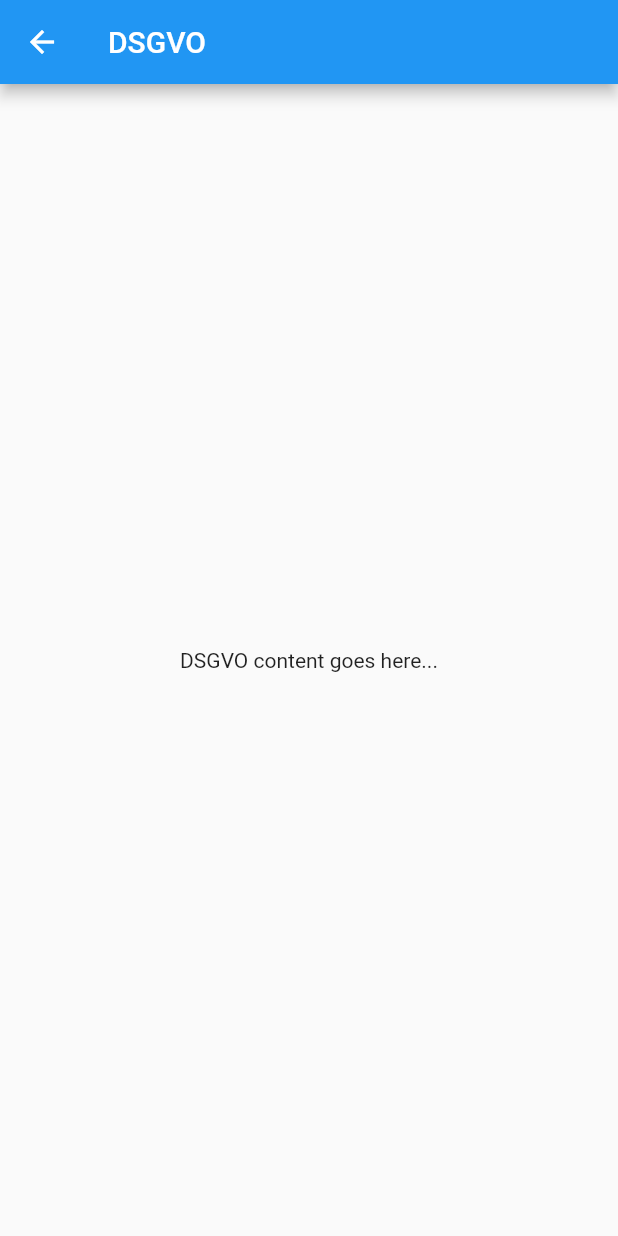
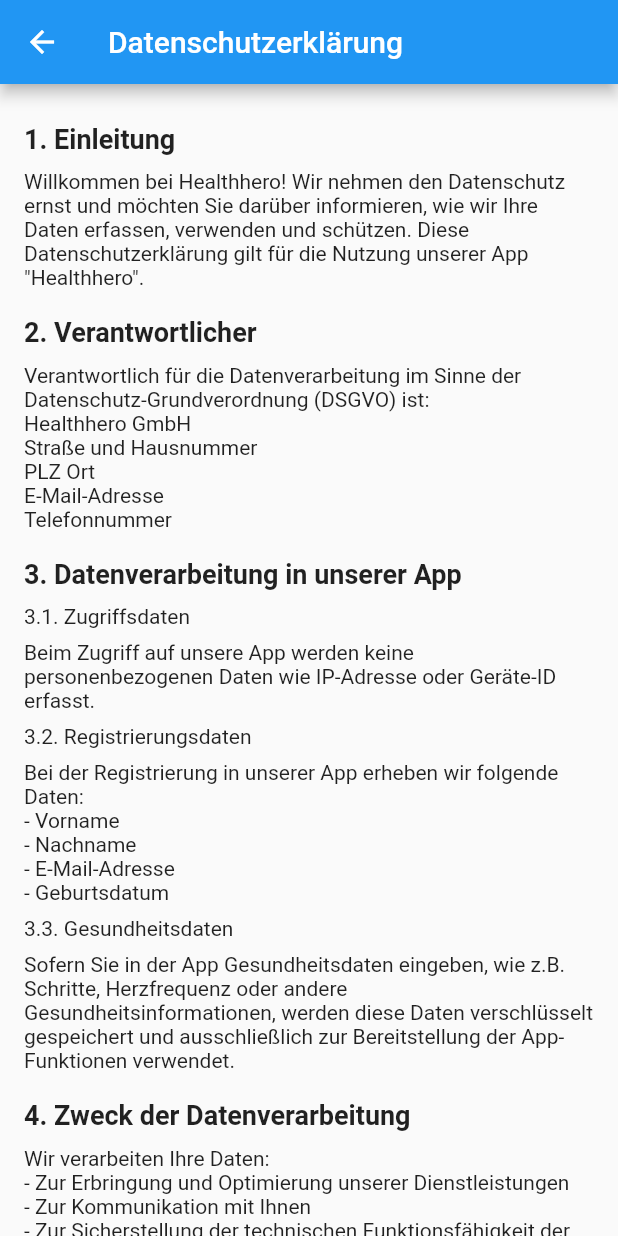
Before and after one commit to M3RL1NF/healthhero, a Flutter app: the SettingScreen screen opened directly, after a tap on "DSGVO", on a phone screen of 412 x 824 dp. Run offline on Flutter 3.47's test engine with Material 2 defaults, Android fonts, the phone set to English and light mode, and no system bars; our stand-ins replace sqflite; accounts and stored records are empty.

Commit message:
added DSGVOScreen, added AGBScreen

```diff
--- /dev/null
+++ b/lib/screens/AGBScreen.dart
@@ -0,0 +1,63 @@
+import 'package:flutter/material.dart';
+
+class AGBScreen extends StatelessWidget {
+  const AGBScreen({Key? key}) : super(key: key);
+
+  @override
+  Widget build(BuildContext context) {
+    return Scaffold(
+      appBar: AppBar(title: const Text('AGB')),
+      body: const SingleChildScrollView(
+        padding: EdgeInsets.all(16.0),
+        child: Column(
+          crossAxisAlignment: CrossAxisAlignment.start,
+          children: <Widget>[
+            Text("1. Geltungsbereich", style: TextStyle(fontWeight: FontWeight.bold)),
+            SizedBox(height: 10),
+            Text("Die folgenden Allgemeinen Geschäftsbedingungen (nachfolgend \"AGB\") gelten für alle Verträge, die ein Nutzer (nachfolgend \"Kunde\") mit dem Betreiber der Flutter Handyapp \"Healthhero\" (nachfolgend \"Anbieter\") hinsichtlich der App und deren Dienstleistungen abschließt."),
+            SizedBox(height: 20),
+            Text("2. Vertragsgegenstand", style: TextStyle(fontWeight: FontWeight.bold)),
+            SizedBox(height: 10),
+            Text("Durch die \"Healthhero\" App bietet der Anbieter Dienstleistungen im Bereich Gesundheit und Wohlbefinden an. Genauere Informationen sind in der Beschreibung der App im jeweiligen App Store zu finden."),
+            SizedBox(height: 20),
+            Text("3. Vertragsschluss", style: TextStyle(fontWeight: FontWeight.bold)),
+            SizedBox(height: 10),
+            Text("Der Vertrag zwischen Kunde und Anbieter kommt durch das Herunterladen und Installieren der App und die Zustimmung zu diesen AGB zustande."),
+            SizedBox(height: 20),
+            Text("4. Nutzungsrechte", style: TextStyle(fontWeight: FontWeight.bold)),
+            SizedBox(height: 10),
+            Text("Die App ist urheberrechtlich geschützt. Der Kunde erhält ein einfaches, nicht übertragbares Nutzungsrecht ausschließlich für den eigenen, privaten Gebrauch."),
+            SizedBox(height: 20),
+            Text("5. Datenschutz", style: TextStyle(fontWeight: FontWeight.bold)),
+            SizedBox(height: 10),
+            Text("Der Anbieter nimmt den Schutz der persönlichen Daten seiner Kunden ernst und hält sich strikt an die gesetzlichen Datenschutzvorschriften. Weitere Informationen finden Sie in der Datenschutzerklärung der App."),
+            SizedBox(height: 20),
+            Text("6. Gewährleistung", style: TextStyle(fontWeight: FontWeight.bold)),
+            SizedBox(height: 10),
+            Text("Der Anbieter gewährleistet, dass die App im Wesentlichen so funktioniert, wie in der App-Beschreibung angegeben. Bei Fehlern oder Störungen hat der Kunde das Recht auf Nachbesserung. Es wird keine Gewähr für die ständige und unterbrechungsfreie Verfügbarkeit der App übernommen."),
+            SizedBox(height: 20),
+            Text("7. Haftungsbeschränkung", style: TextStyle(fontWeight: FontWeight.bold)),
+            SizedBox(height: 10),
+            Text("Der Anbieter haftet nicht für Schäden, die durch unsachgemäße Nutzung der App oder durch Nichtbeachtung von Anweisungen oder Empfehlungen entstehen. Die App ersetzt keinen medizinischen Rat oder Behandlung."),
+            SizedBox(height: 20),
+            Text("8. Beendigung", style: TextStyle(fontWeight: FontWeight.bold)),
+            SizedBox(height: 10),
+            Text("Der Anbieter hat das Recht, den Vertrag mit dem Kunden zu kündigen, wenn dieser gegen diese AGB verstößt. Bei Kündigung müssen alle Kopien der App vom Kunden deinstalliert und alle gespeicherten Daten gelöscht werden."),
+            SizedBox(height: 20),
+            Text("9. Änderungen der AGB", style: TextStyle(fontWeight: FontWeight.bold)),
+            SizedBox(height: 10),
+            Text("Der Anbieter behält sich vor, diese AGB zu ändern. Über Änderungen wird der Kunde rechtzeitig informiert."),
+            SizedBox(height: 20),
+            Text("10. Schlussbestimmungen", style: TextStyle(fontWeight: FontWeight.bold)),
+            SizedBox(height: 10),
+            Text("Sollte eine Bestimmung dieser AGB unwirksam sein, bleibt die Wirksamkeit der übrigen Bestimmungen hiervon unberührt. Es gilt das Recht des Landes, in dem der Anbieter seinen Sitz hat."),
+            SizedBox(height: 20),
+            Text("11. Kontakt", style: TextStyle(fontWeight: FontWeight.bold)),
+            SizedBox(height: 10),
+            Text("Bei Fragen oder Anliegen können sich Kunden an den Support des Anbieters wenden, dessen Kontaktdaten in der App angegeben sind."),
+          ],
+        ),
+      ),
+    );
+  }
+}
--- /dev/null
+++ b/lib/screens/DSGVOScreen.dart
@@ -0,0 +1,91 @@
+import 'package:flutter/material.dart';
+
+class DSGVOScreen extends StatelessWidget {
+  const DSGVOScreen({super.key});
+
+  Widget buildSectionTitle(String title) {
+    return Padding(
+      padding: const EdgeInsets.symmetric(vertical: 10.0),
+      child: Text(title, style: const TextStyle(fontWeight: FontWeight.bold, fontSize: 18)),
+    );
+  }
+
+  Widget buildSectionText(List<String> texts) {
+    return Column(
+      crossAxisAlignment: CrossAxisAlignment.start,
+      children: texts.map((text) => Padding(
+        padding: const EdgeInsets.only(bottom: 8.0),
+        child: Text(text),
+      )).toList(),
+    );
+  }
+
+  @override
+  Widget build(BuildContext context) {
+    return Scaffold(
+      appBar: AppBar(title: const Text('Datenschutzerklärung')),
+      body: SingleChildScrollView(
+        padding: const EdgeInsets.all(16.0),
+        child: Column(
+          crossAxisAlignment: CrossAxisAlignment.start,
+          children: <Widget>[
+            buildSectionTitle("1. Einleitung"),
+            buildSectionText([
+              "Willkommen bei Healthhero! Wir nehmen den Datenschutz ernst und möchten Sie darüber informieren, wie wir Ihre Daten erfassen, verwenden und schützen. Diese Datenschutzerklärung gilt für die Nutzung unserer App \"Healthhero\"."
+            ]),
+
+            buildSectionTitle("2. Verantwortlicher"),
+            buildSectionText([
+              "Verantwortlich für die Datenverarbeitung im Sinne der Datenschutz-Grundverordnung (DSGVO) ist:\nHealthhero GmbH\nStraße und Hausnummer\nPLZ Ort\nE-Mail-Adresse\nTelefonnummer"
+            ]),
+
+            buildSectionTitle("3. Datenverarbeitung in unserer App"),
+            buildSectionText([
+              "3.1. Zugriffsdaten",
+              "Beim Zugriff auf unsere App werden keine personenbezogenen Daten wie IP-Adresse oder Geräte-ID erfasst.",
+              "3.2. Registrierungsdaten",
+              "Bei der Registrierung in unserer App erheben wir folgende Daten:\n- Vorname\n- Nachname\n- E-Mail-Adresse\n- Geburtsdatum",
+              "3.3. Gesundheitsdaten",
+              "Sofern Sie in der App Gesundheitsdaten eingeben, wie z.B. Schritte, Herzfrequenz oder andere Gesundheitsinformationen, werden diese Daten verschlüsselt gespeichert und ausschließlich zur Bereitstellung der App-Funktionen verwendet."
+            ]),
+
+            buildSectionTitle("4. Zweck der Datenverarbeitung"),
+            buildSectionText([
+              "Wir verarbeiten Ihre Daten:\n- Zur Erbringung und Optimierung unserer Dienstleistungen\n- Zur Kommunikation mit Ihnen\n- Zur Sicherstellung der technischen Funktionsfähigkeit der App"
+            ]),
+
+            buildSectionTitle("5. Weitergabe von Daten"),
+            buildSectionText([
+              "Ihre personenbezogenen Daten werden nicht an Dritte weitergegeben, es sei denn, es besteht eine gesetzliche Verpflichtung dazu."
+            ]),
+
+            buildSectionTitle("6. Datensicherheit"),
+            buildSectionText([
+              "Wir treffen technische und organisatorische Maßnahmen, um Ihre Daten vor Verlust, Manipulation oder unberechtigtem Zugriff zu schützen."
+            ]),
+
+            buildSectionTitle("7. Ihre Rechte"),
+            buildSectionText([
+              "Gemäß DSGVO haben Sie das Recht auf Auskunft, Berichtigung, Löschung, Einschränkung der Verarbeitung, Datenübertragbarkeit und Widerspruch gegen die Verarbeitung Ihrer Daten."
+            ]),
+
+            buildSectionTitle("8. Widerruf von Einwilligungen"),
+            buildSectionText([
+              "Einwilligungen, die Sie uns für die Verarbeitung Ihrer Daten gegeben haben, können Sie jederzeit mit Wirkung für die Zukunft widerrufen."
+            ]),
+
+            buildSectionTitle("9. Änderungen dieser Datenschutzerklärung"),
+            buildSectionText([
+              "Wir behalten uns vor, diese Datenschutzerklärung zu ändern, um sie an geänderte Rechtslagen oder bei Änderungen des Dienstes sowie der Datenverarbeitung anzupassen."
+            ]),
+
+            buildSectionTitle("10. Kontakt"),
+            buildSectionText([
+              "Bei Fragen zum Datenschutz können Sie sich jederzeit an uns wenden, nutzen Sie hierfür die oben angegebenen Kontaktdaten."
+            ]),
+          ],
+        ),
+      ),
+    );
+  }
+}
--- a/lib/screens/SettingScreen.dart
+++ b/lib/screens/SettingScreen.dart
@@ -1,40 +1,22 @@
 import 'package:flutter/material.dart';
-
-class AGBScreen extends StatelessWidget {
-  @override
-  Widget build(BuildContext context) {
-    return Scaffold(
-      appBar: AppBar(title: Text('AGB')),
-      body: Center(child: Text('AGB content goes here...')),
-    );
-  }
-}
-
-class DSGVOScreen extends StatelessWidget {
-  @override
-  Widget build(BuildContext context) {
-    return Scaffold(
-      appBar: AppBar(title: Text('DSGVO')),
-      body: Center(child: Text('DSGVO content goes here...')),
-    );
-  }
-}
+import 'package:healthhero/screens/DSGVOScreen.dart';
+import 'package:healthhero/screens/AGBScreen.dart';
 
 class SettingScreen extends StatefulWidget {
   const SettingScreen({Key? key}) : super(key: key);
 
   @override
-  _SettingScreenState createState() => _SettingScreenState();
+  SettingScreenState createState() => SettingScreenState();
 }
 
-class _SettingScreenState extends State<SettingScreen> {
-  bool _fitnessAndSport = false;
-  bool _nutritionAndHealth = false;
-  TextEditingController _nameController = TextEditingController();
+class SettingScreenState extends State<SettingScreen> {
+  bool _fitnessAndSport = true;
+  bool _nutritionAndHealth = true;
+  final TextEditingController _nameController = TextEditingController(text: 'PimmelBirne');
   DateTime _birthday = DateTime.now();
-  String _gender = 'Male';
-  bool _selectButton1 = false;
-  bool _selectButton2 = false;
+  String _gender = 'Männlich';
+  bool _agbAccepted = true;
+  bool _dsgvoAccepted = true;
 
   @override
   Widget build(BuildContext context) {
@@ -46,11 +28,11 @@ class _SettingScreenState extends State<SettingScreen> {
         padding: const EdgeInsets.all(16.0),
         child: ListView(
           children: [
-            /// Section 1: Persöhnliche Daten
-            Padding(
-              padding: const EdgeInsets.symmetric(vertical: 8.0),
+            /// Section 1: Persönliche Daten
+            const Padding(
+              padding: EdgeInsets.symmetric(vertical: 8.0),
               child: Text(
-                'Persöhnliche Daten',
+                'Persönliche Daten',
                 style: TextStyle(fontSize: 18, fontWeight: FontWeight.bold),
               ),
             ),
@@ -66,7 +48,7 @@ class _SettingScreenState extends State<SettingScreen> {
                     padding: const EdgeInsets.symmetric(vertical: 8.0),
                     child: TextField(
                       controller: _nameController,
-                      decoration: InputDecoration(
+                      decoration: const InputDecoration(
                         labelText: 'Name',
                         border: OutlineInputBorder(),
                       ),
@@ -76,7 +58,7 @@ class _SettingScreenState extends State<SettingScreen> {
                     padding: const EdgeInsets.symmetric(vertical: 8.0),
                     child: DropdownButtonFormField<String>(
                       value: _gender,
-                      items: <String>['Male', 'Female', 'Other'].map((String value) {
+                      items: <String>['Männlich', 'Weiblich', 'Divers'].map((String value) {
                         return DropdownMenuItem<String>(
                           value: value,
                           child: Text(value),
@@ -87,8 +69,8 @@ class _SettingScreenState extends State<SettingScreen> {
                           _gender = newValue!;
                         });
                       },
-                      decoration: InputDecoration(
-                        labelText: 'Gender',
+                      decoration: const InputDecoration(
+                        labelText: 'Geschlecht',
                         border: OutlineInputBorder(),
                       ),
                     ),
@@ -97,8 +79,8 @@ class _SettingScreenState extends State<SettingScreen> {
                     padding: const EdgeInsets.symmetric(horizontal: 10, vertical: 2),
                     child: ListTile(
                       contentPadding: EdgeInsets.zero,
-                      title: Text('Birthday: ${_birthday.toLocal().toIso8601String().substring(0, 10)}'),
-                      trailing: Icon(Icons.calendar_today),
+                      title: Text('Geburtsdatum: ${_birthday.toLocal().toIso8601String().substring(0, 10)}'),
+                      trailing: const Icon(Icons.calendar_today),
                       onTap: () async {
                         DateTime? pickedDate = await showDatePicker(
                           context: context,
@@ -106,28 +88,29 @@ class _SettingScreenState extends State<SettingScreen> {
                           firstDate: DateTime(1900),
                           lastDate: DateTime.now(),
                         );
-                        if (pickedDate != null && pickedDate != _birthday)
+                        if (pickedDate != null && pickedDate != _birthday) {
                           setState(() {
                             _birthday = pickedDate;
                           });
+                        }
                       },
                     ),
                   ),
                 ],
               ),
             ),
-            SizedBox(height: 20), // Spacer
+            const SizedBox(height: 20), // Spacer
 
             // Section 2: Auswahl der Funktionalität
-            Padding(
-              padding: const EdgeInsets.symmetric(vertical: 8.0),
+            const Padding(
+              padding: EdgeInsets.symmetric(vertical: 8.0),
               child: Text(
                 'Auswahl der Funktionalität',
                 style: TextStyle(fontSize: 18, fontWeight: FontWeight.bold),
               ),
             ),
             CheckboxListTile(
-              title: Text('Fitness und Sport'),
+              title: const Text('Fitness und Sport'),
               value: _fitnessAndSport,
               onChanged: (bool? value) {
                 setState(() {
@@ -136,7 +119,7 @@ class _SettingScreenState extends State<SettingScreen> {
               },
             ),
             CheckboxListTile(
-              title: Text('Ernährung und Gesundheit'),
+              title: const Text('Ernährung und Gesundheit'),
               value: _nutritionAndHealth,
               onChanged: (bool? value) {
                 setState(() {
@@ -144,11 +127,11 @@ class _SettingScreenState extends State<SettingScreen> {
                 });
               },
             ),
-            SizedBox(height: 20), // Spacer
+            const SizedBox(height: 20), // Spacer
 
             // Section 3: Datenschutz
-            Padding(
-              padding: const EdgeInsets.symmetric(vertical: 8.0),
+            const Padding(
+              padding: EdgeInsets.symmetric(vertical: 8.0),
               child: Text(
                 'Datenschutz',
                 style: TextStyle(fontSize: 18, fontWeight: FontWeight.bold),
@@ -156,10 +139,10 @@ class _SettingScreenState extends State<SettingScreen> {
             ),
             ListTile(
               leading: Checkbox(
-                value: _selectButton1,
+                value: _agbAccepted,
                 onChanged: (bool? value) {
                   setState(() {
-                    _selectButton1 = value!;
+                    _agbAccepted = value!;
                   });
                 },
               ),
@@ -169,38 +152,38 @@ class _SettingScreenState extends State<SettingScreen> {
                     onTap: () {
                       Navigator.push(
                         context,
-                        MaterialPageRoute(builder: (context) => AGBScreen()),
+                        MaterialPageRoute(builder: (context) => const AGBScreen()),
                       );
                     },
-                    child: Text(
-                      'AGB',
+                    child: const Text(
+                      'AGBs',
                       style: TextStyle(color: Colors.blue),
                     ),
                   ),
-                  Text(' gelesen und akzeptiert'),
+                  const Text(' gelesen und akzeptiert'),
                 ],
               ),
             ),
             ListTile(
               leading: Checkbox(
-                value: _selectButton2,
+                value: _dsgvoAccepted,
                 onChanged: (bool? value) {
                   setState(() {
-                    _selectButton2 = value!;
+                    _dsgvoAccepted = value!;
                   });
                 },
               ),
               title: Row(
                 children: [
-                  Text('Datenverarbeitung gemäß '),
+                  const Text('Datenverarbeitung gemäß '),
                   InkWell(
                     onTap: () {
                       Navigator.push(
                         context,
-                        MaterialPageRoute(builder: (context) => DSGVOScreen()),
+                        MaterialPageRoute(builder: (context) => const DSGVOScreen()),
                       );
                     },
-                    child: Text(
+                    child: const Text(
                       'DSGVO',
                       style: TextStyle(color: Colors.blue),
                     ),
@@ -208,14 +191,14 @@ class _SettingScreenState extends State<SettingScreen> {
                 ],
               ),
             ),
-            SizedBox(height: 20), // Spacer
+            const SizedBox(height: 20), // Spacer
 
             // Save Button
             ElevatedButton(
               onPressed: () {
                 // TODO: Save the changes to the database
               },
-              child: Text('Speichern'),
+              child: const Text('Speichern'),
             ),
           ],
         ),
@@ -224,4 +207,4 @@ class _SettingScreenState extends State<SettingScreen> {
   }
 }
 
-void main() => runApp(MaterialApp(home: SettingScreen()));
+void main() => runApp(const MaterialApp(home: SettingScreen()));
```
Also changed, not shown: 7 other files.
